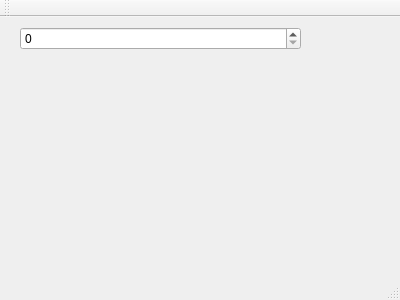
Old version of the form TestUi/UiTest/mainwindow.ui in the repository ram2406/qtbookexample.
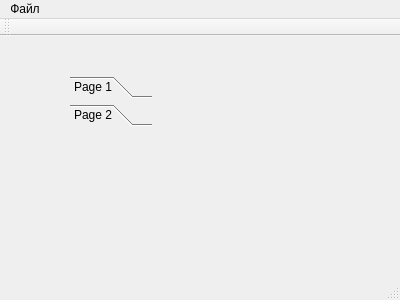
New version of the form. Custom widgets are drawn as their Qt base class.

Diff of the .ui file:
```diff
--- a/TestUi/UiTest/mainwindow.ui
+++ b/TestUi/UiTest/mainwindow.ui
@@ -14,25 +14,44 @@
    <string>MainWindow</string>
   </property>
   <widget class="QWidget" name="centralWidget">
-   <widget class="HexSpinBox" name="spinBox">
+   <widget class="QToolBox" name="toolBox">
     <property name="geometry">
      <rect>
-      <x>20</x>
-      <y>10</y>
-      <width>281</width>
-      <height>23</height>
-     </rect>
-    </property>
-   </widget>
-   <widget class="IconEditor" name="iconeditor">
-    <property name="geometry">
-     <rect>
-      <x>30</x>
+      <x>70</x>
       <y>40</y>
-      <width>261</width>
-      <height>181</height>
+      <width>82</width>
+      <height>136</height>
      </rect>
     </property>
+    <property name="currentIndex">
+     <number>1</number>
+    </property>
+    <widget class="QWidget" name="page">
+     <property name="geometry">
+      <rect>
+       <x>0</x>
+       <y>0</y>
+       <width>72</width>
+       <height>72</height>
+      </rect>
+     </property>
+     <attribute name="label">
+      <string>Page 1</string>
+     </attribute>
+    </widget>
+    <widget class="QWidget" name="page_2">
+     <property name="geometry">
+      <rect>
+       <x>0</x>
+       <y>0</y>
+       <width>72</width>
+       <height>72</height>
+      </rect>
+     </property>
+     <attribute name="label">
+      <string>Page 2</string>
+     </attribute>
+    </widget>
    </widget>
   </widget>
   <widget class="QMenuBar" name="menuBar">
@@ -44,6 +63,14 @@
      <height>21</height>
     </rect>
    </property>
+   <widget class="QMenu" name="menu">
+    <property name="title">
+     <string>Файл</string>
+    </property>
+    <addaction name="loadAction"/>
+    <addaction name="exitAction"/>
+   </widget>
+   <addaction name="menu"/>
   </widget>
   <widget class="QToolBar" name="mainToolBar">
    <attribute name="toolBarArea">
@@ -56,18 +83,6 @@
   <widget class="QStatusBar" name="statusBar"/>
  </widget>
  <layoutdefault spacing="6" margin="11"/>
- <customwidgets>
-  <customwidget>
-   <class>IconEditor</class>
-   <extends>QWidget</extends>
-   <header>iconeditor.h</header>
-  </customwidget>
-  <customwidget>
-   <class>HexSpinBox</class>
-   <extends>QSpinBox</extends>
-   <header>hexspinbox.h</header>
-  </customwidget>
- </customwidgets>
  <resources/>
  <connections/>
 </ui>
```
Left out of the diff: 19 changed lines with no effect on the pictures.
